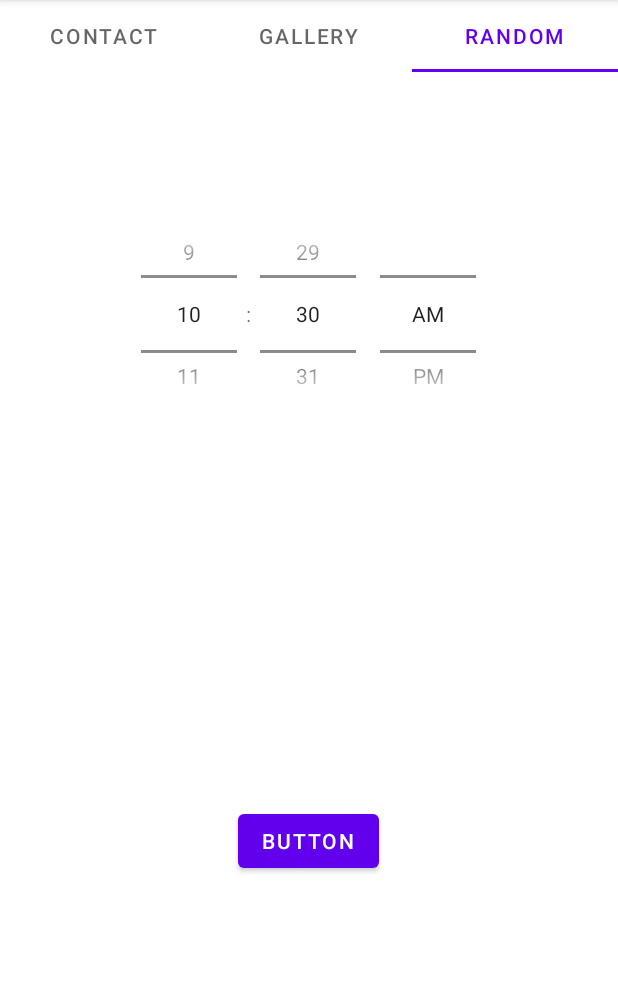
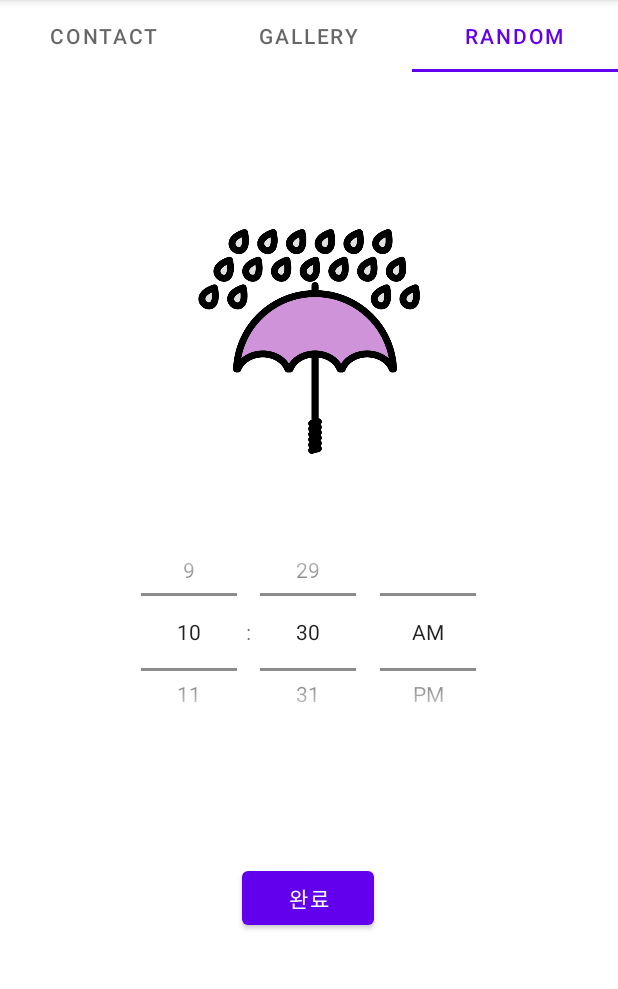
Before and after one commit to kong430/Madcamp1_2, an Android app: the screen it shows after launch (MainActivity), tab 3 chosen, on a phone screen of 412 x 824 dp, the part 84-1073 px from its top. Run offline under Robolectric (Android 15) with nearby library versions, the phone set to English and light mode, and no system bars.

Commit message:
add icon

```diff
--- a/app/src/main/res/layout/fragment_3.xml
+++ b/app/src/main/res/layout/fragment_3.xml
@@ -12,13 +12,13 @@
         android:id="@+id/timePicker"
         android:layout_width="match_parent"
         android:layout_height="156dp"
-        android:layout_marginTop="147dp"
-        android:layout_marginBottom="124dp"
+        android:layout_marginTop="8dp"
+        android:layout_marginBottom="95dp"
         android:timePickerMode="spinner"
         app:layout_constraintBottom_toTopOf="@+id/button"
         app:layout_constraintEnd_toEndOf="parent"
         app:layout_constraintStart_toStartOf="parent"
-        app:layout_constraintTop_toTopOf="parent"
+        app:layout_constraintTop_toBottomOf="@+id/imageView2"
         tools:ignore="MissingConstraints" />
 
     <Button
@@ -26,14 +26,27 @@
         android:layout_width="wrap_content"
         android:layout_height="wrap_content"
         android:layout_marginStart="158dp"
-        android:layout_marginTop="125dp"
         android:layout_marginEnd="159dp"
-        android:layout_marginBottom="255dp"
-        android:text="Button"
+        android:layout_marginBottom="145dp"
+        android:text="완료"
         app:layout_constraintBottom_toBottomOf="parent"
         app:layout_constraintEnd_toEndOf="parent"
         app:layout_constraintStart_toStartOf="parent"
-        app:layout_constraintTop_toBottomOf="@+id/timePicker"
         tools:ignore="MissingConstraints" />
 
+    <ImageView
+        android:id="@+id/imageView2"
+        android:layout_width="200dp"
+        android:layout_height="200dp"
+        android:layout_marginStart="114dp"
+        android:layout_marginTop="92dp"
+        android:layout_marginEnd="114dp"
+        android:layout_marginBottom="8dp"
+        android:src="@drawable/umbrella"
+        app:layout_constraintBottom_toTopOf="@+id/timePicker"
+        app:layout_constraintEnd_toEndOf="parent"
+        app:layout_constraintStart_toStartOf="parent"
+        app:layout_constraintTop_toTopOf="parent"
+        tools:src="@tools:sample/avatars" />
+
 </androidx.constraintlayout.widget.ConstraintLayout>
```
Also changed, not shown: app/src/main/res/drawable-v24/umbrella.png (added).
